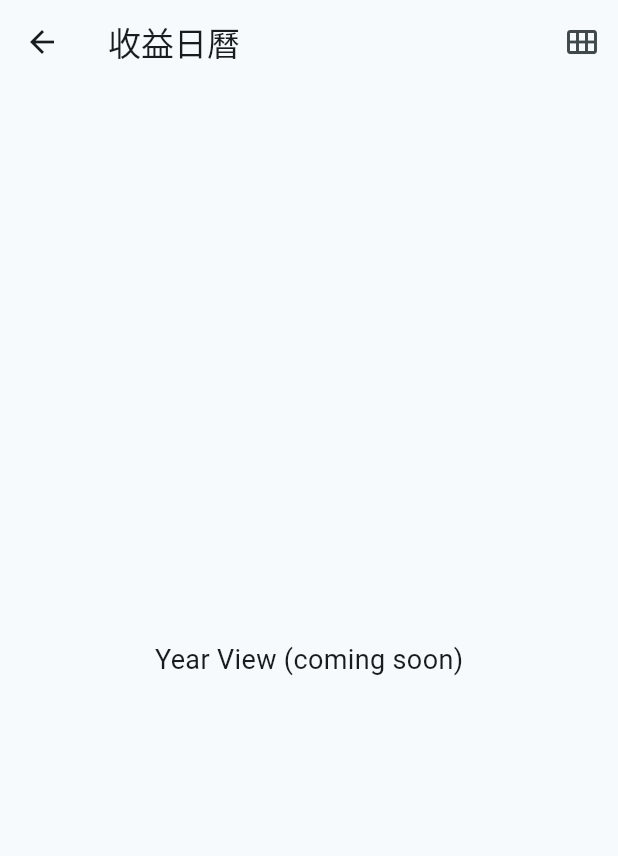
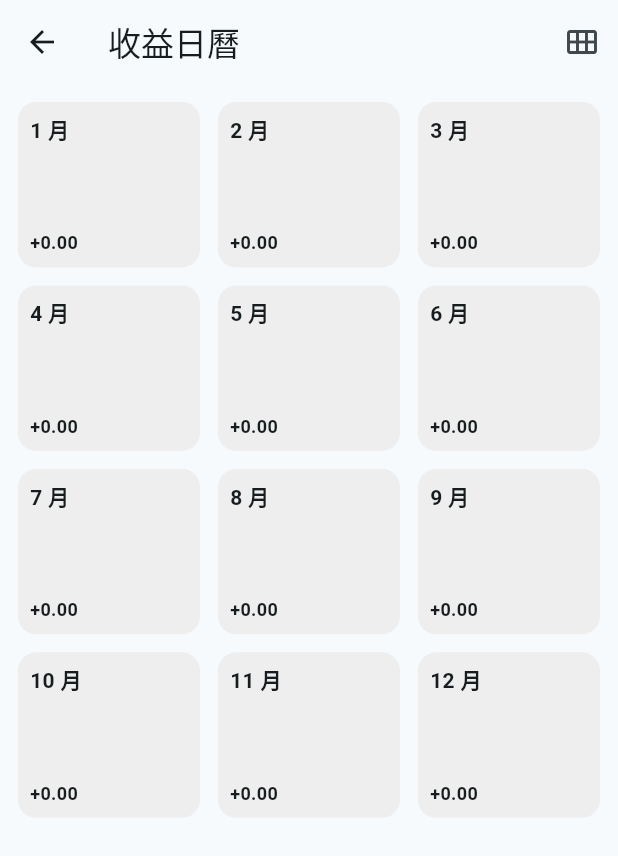
Before and after one commit to ian951115/trading_record_app, a Flutter app: the CalendarScreen screen opened directly, after a tap on the "grid view" icon, on a phone screen of 412 x 824 dp. Shown: the top 856 px of the screen. Run offline on Flutter 3.47's test engine with Material 3 defaults, Android fonts, the phone set to English and light mode, and no system bars; our stand-ins replace fl_chart, flutter_slidable, hive, hive_flutter, table_calendar; accounts and stored records are empty.

Commit message:
日曆v2.4

```diff
--- a/lib/screens/calendar_screen.dart
+++ b/lib/screens/calendar_screen.dart
@@ -2,6 +2,7 @@
 import 'package:flutter/material.dart';
 import 'package:provider/provider.dart';
 import 'package:table_calendar/table_calendar.dart';
+import 'package:trading_record_app/domain/aggregation/year_aggregation.dart';
 import '../models/trade.dart';
 import '../services/calendar_service.dart';
 import '../models/daily_pnl.dart';
@@ -11,6 +12,7 @@ import '../widgets/calendar/calendar_stats_card.dart';
 import '../widgets/calendar/day_trades_sheet.dart';
 import '../domain/filter/trade_filter.dart';
 import '../domain/calendar/view_mode.dart';
+import '../widgets/charts/mini_sparkline.dart';
 
 class CalendarScreen extends StatefulWidget {
   const CalendarScreen({super.key});
@@ -23,6 +25,7 @@ class _CalendarScreenState extends State<CalendarScreen> {
   DateTime focusedDay = DateTime.now();
   DateTime? selectedDay;
   Map<DateTime, DailyPnl> dailyPnLMap = {};
+  Map<int, YearMonthData> yearData ={};
   CalendarViewMode _viewMode = CalendarViewMode.month;
 
   TradeFilter _filter = const TradeFilter();
@@ -72,6 +75,12 @@ class _CalendarScreenState extends State<CalendarScreen> {
     } else {
       return (isReverse ? Colors.red : Colors.green).withValues(alpha: intensity);
     }
+  }
+
+  Color getMonthHeatmapColor(double pnl) {
+    if (pnl == 0) return Colors.grey.shade200;
+    if (pnl > 0) return Colors.red.withValues(alpha: 0.25);
+    return Colors.green.withValues(alpha: 0.25);
   }
 
   void _showDayTrades(DateTime day) {
@@ -138,21 +147,31 @@ class _CalendarScreenState extends State<CalendarScreen> {
     });
   }
 
-  Widget _buildYearViewPlaceholder() { //年視圖佔位
-    return const Center(
-      child: Text(
-        'Year View (coming soon)',
-        style: TextStyle(fontSize: 18),
+  Widget _buildYearViewPlaceholder() { //年視圖
+    return GridView.builder(
+      padding: const EdgeInsets.all(12),
+      gridDelegate: const SliverGridDelegateWithFixedCrossAxisCount(
+        crossAxisCount: 3,
+        mainAxisSpacing: 12,
+        crossAxisSpacing: 12,
+        childAspectRatio: 1.1,
       ),
+      itemCount: 12,
+      itemBuilder: (context, index) {
+        final month = index + 1;
+        final data = yearData[month];
+
+        return _buildYearMonthCell(month, data);
+      },
     );
   }
 
-  Widget _buildMonthCalendar() {
+  Widget _buildMonthCalendar() { //月視圖
     return TableCalendar(
       firstDay: DateTime(1961),
       lastDay: DateTime(2100),
       focusedDay: focusedDay,
-      rowHeight: 80, //讓格子變大
+      rowHeight: 74, //讓格子變大
       selectedDayPredicate: (day) {
         return isSameDay(selectedDay, day);
       },
@@ -210,11 +229,53 @@ class _CalendarScreenState extends State<CalendarScreen> {
     );
   }
 
+  Widget _buildYearMonthCell(int month, YearMonthData? data) {
+    final pnl = data?.totalPnL ?? 0;
+
+    return GestureDetector(
+      onTap: () {
+        setState(() {
+          focusedDay = DateTime(focusedDay.year, month, 1);
+          _viewMode = CalendarViewMode.month;
+        });
+      },
+      child: Container(
+        padding: const EdgeInsets.all(8),
+        decoration: BoxDecoration(
+          color: getMonthHeatmapColor(pnl),
+          borderRadius: BorderRadius.circular(12),
+        ),
+        child: Column(
+          crossAxisAlignment: CrossAxisAlignment.start,
+          children: [
+            Text(
+              '$month 月',
+              style: const TextStyle(fontWeight: FontWeight.bold),
+            ),
+            const SizedBox(height: 4),
+            MiniSparkline(
+              data: data?.dailyPnLSequence ?? [],
+            ),
+            const Spacer(),
+            Text(
+              formatPnLDisplay(pnl),
+              style: const TextStyle(
+                fontSize: 12,
+                fontWeight: FontWeight.bold,
+              ),
+            ),
+          ],
+        ),
+      ),
+    );
+  }
+
   @override
   Widget build(BuildContext context) {
     final repo = context.watch<TradeRepository>();
     repo.getAllTrades(); //為了trigger rebuild，rebuild仍依賴repo
     dailyPnLMap = CalendarService.groupTradesByDay(filteredTrades); //但資料來源變filter pipeline
+    yearData = calculateYearlyData(dailyPnLMap, focusedDay.year);
     final stats = getMonthStats();
     final streak = getWinStreak();
 
--- a/lib/widgets/calendar/calendar_stats_card.dart
+++ b/lib/widgets/calendar/calendar_stats_card.dart
@@ -20,7 +20,7 @@ class CalendarStatsCard extends StatelessWidget {
     final monthLabel = '${focusedDay.year}/${focusedDay.month}';
 
     return Container(
-      margin: const EdgeInsets.all(12),
+      margin: const EdgeInsets.symmetric(horizontal: 12,vertical: 4),
       padding: const EdgeInsets.all(16),
       decoration: BoxDecoration(
         color: Colors.grey.shade400,
```
Also changed, not shown: lib/widgets/charts/mini_sparkline.dart (added, +59 -0 lines).
